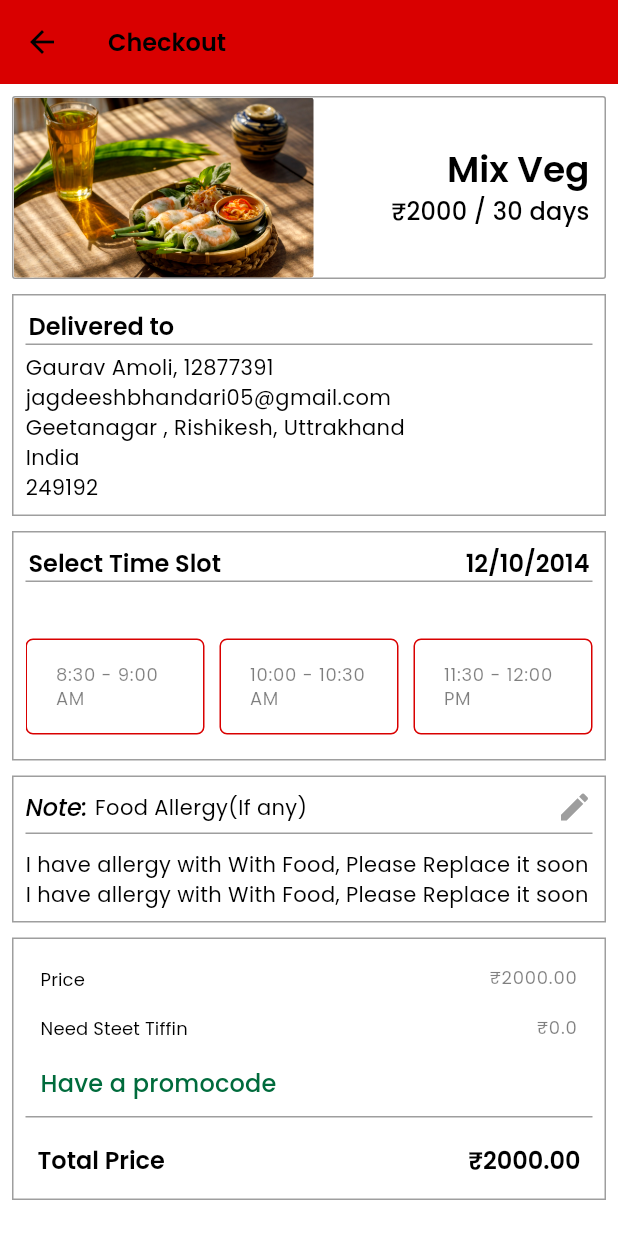
After one commit to Jagdeesh9/School-box, a Flutter app: the Checkout screen opened directly, on a phone screen of 412 x 824 dp. The commit adds this screen. Run offline on Flutter 3.47's test engine with Material 3 defaults, Android fonts, the phone set to English and light mode, and no system bars; our stand-ins replace carousel_slider.

Commit message:
Create Checkout page

```diff
--- /dev/null
+++ b/lib/pages/Screens/checkout.dart
@@ -0,0 +1,350 @@
+import 'package:flutter/material.dart';
+import 'package:school_box/common/utils/helpers.dart';
+import 'package:school_box/constants/colors.dart';
+
+class Checkout extends StatefulWidget {
+  const Checkout({super.key});
+
+  @override
+  State<Checkout> createState() => _CheckoutState();
+}
+
+class _CheckoutState extends State<Checkout> {
+  @override
+  Widget build(BuildContext context) {
+    List timeSlot = [
+      '8:30 - 9:00 AM',
+      '10:00 - 10:30 AM',
+      '11:30 - 12:00 PM',
+      '8:30 - 9:00 AM',
+      '10:00 - 10:30 AM',
+      '11:30 - 12:00 PM'
+    ];
+    return Scaffold(
+      appBar: AppBar(
+        backgroundColor: AppColors.redBackground,
+        title: Text(
+          'Checkout',
+          style: Theme.of(context).textTheme.titleLarge,
+        ),
+      ),
+      body: Padding(
+        padding: const EdgeInsets.all(8.0),
+        child: SingleChildScrollView(
+          child: Column(
+            crossAxisAlignment: CrossAxisAlignment.start,
+            children: [
+              // Product Info Section
+              Container(
+                padding: const EdgeInsets.only(right: 10),
+                decoration: BoxDecoration(
+                  borderRadius: BorderRadius.circular(2),
+                  border: Border.all(
+                    color: getBorderColor(context),
+                  ),
+                ),
+                child: Row(
+                  mainAxisAlignment: MainAxisAlignment.spaceBetween,
+                  children: [
+                    Container(
+                      height: 120,
+                      width: 200,
+                      decoration: BoxDecoration(
+                        borderRadius: BorderRadius.circular(2),
+                        image: const DecorationImage(
+                          image: AssetImage('assets/images/slide-1.jpg'),
+                          fit: BoxFit.cover,
+                        ),
+                      ),
+                    ),
+                    Column(
+                      crossAxisAlignment: CrossAxisAlignment.end,
+                      children: [
+                        Text(
+                          'Mix Veg',
+                          style: Theme.of(context).textTheme.headlineMedium,
+                        ),
+                        Text(
+                          '₹2000 / 30 days',
+                          style: Theme.of(context).textTheme.titleMedium,
+                        )
+                      ],
+                    )
+                  ],
+                ),
+              ),
+              const SizedBox(height: 10),
+
+              // Delivery Info Section
+              Container(
+                decoration: BoxDecoration(
+                  border: Border.all(
+                    color: getBorderColor(context),
+                  ),
+                ),
+                child: Padding(
+                  padding: const EdgeInsets.all(8.0),
+                  child: Column(
+                    crossAxisAlignment: CrossAxisAlignment.start,
+                    children: [
+                      Container(
+                        padding: const EdgeInsets.all(2),
+                        width: double.infinity,
+                        decoration: BoxDecoration(
+                          border: Border(
+                            bottom: BorderSide(color: getBorderColor(context)),
+                          ),
+                        ),
+                        child: Text(
+                          'Delivered to',
+                          style: Theme.of(context).textTheme.titleLarge,
+                        ),
+                      ),
+                      const SizedBox(height: 5),
+                      const Text('Gaurav Amoli, 12877391'),
+                      const Text('jagdeeshbhandari05@gmail.com'),
+                      const Text('Geetanagar , Rishikesh, Uttrakhand'),
+                      const Text('India'),
+                      const Text('249192'),
+                    ],
+                  ),
+                ),
+              ),
+              const SizedBox(height: 10),
+
+              // Time Slot Section
+              Container(
+                decoration: BoxDecoration(
+                  border: Border.all(
+                    color: getBorderColor(context),
+                  ),
+                ),
+                child: Padding(
+                  padding: const EdgeInsets.all(8.0),
+                  child: Column(
+                    crossAxisAlignment: CrossAxisAlignment.start,
+                    children: [
+                      Container(
+                        padding: const EdgeInsets.all(2),
+                        width: double.infinity,
+                        decoration: BoxDecoration(
+                          border: Border(
+                            bottom: BorderSide(color: getBorderColor(context)),
+                          ),
+                        ),
+                        child: Row(
+                          mainAxisAlignment: MainAxisAlignment.spaceBetween,
+                          children: [
+                            Text(
+                              'Select Time Slot',
+                              style: Theme.of(context).textTheme.titleLarge,
+                            ),
+                            Text(
+                              '12/10/2014',
+                              style: Theme.of(context).textTheme.titleLarge,
+                            )
+                          ],
+                        ),
+                      ),
+                      const SizedBox(height: 10),
+                      SizedBox(
+                        height: 100, // Set a fixed height for GridView
+                        child: GridView.builder(
+                          itemCount: timeSlot.length,
+                          gridDelegate:
+                              const SliverGridDelegateWithFixedCrossAxisCount(
+                            crossAxisCount: 3, // Number of columns
+                            crossAxisSpacing: 10.0,
+                            mainAxisSpacing: 10.0,
+                          ),
+                          itemBuilder: (context, index) {
+                            return SizedBox(
+                              height: 5,
+                              child: Center(
+                                child: OutlinedButton(
+                                  onPressed: () {},
+                                  child: Text(
+                                    timeSlot[index],
+                                    style:
+                                        Theme.of(context).textTheme.labelMedium,
+                                  ),
+                                ),
+                              ),
+                            );
+                          },
+                        ),
+                      ),
+                    ],
+                  ),
+                ),
+              ),
+
+              const SizedBox(
+                height: 10,
+              ),
+              Container(
+                decoration: BoxDecoration(
+                  border: Border.all(
+                    color: getBorderColor(context),
+                  ),
+                ),
+                child: Padding(
+                  padding: const EdgeInsets.all(8.0),
+                  child: Column(
+                    crossAxisAlignment: CrossAxisAlignment.start,
+                    children: [
+                      Container(
+                        padding: const EdgeInsets.only(bottom: 5),
+                        width: double.infinity,
+                        decoration: BoxDecoration(
+                          border: Border(
+                            bottom: BorderSide(color: getBorderColor(context)),
+                          ),
+                        ),
+                        child: Row(
+                          mainAxisAlignment: MainAxisAlignment.spaceBetween,
+                          children: [
+                            Row(
+                              children: [
+                                Text(
+                                  'Note: ',
+                                  style: Theme.of(context)
+                                      .textTheme
+                                      .titleLarge
+                                      ?.copyWith(fontStyle: FontStyle.italic),
+                                ),
+                                const Text('Food Allergy(If any)')
+                              ],
+                            ),
+                            Icon(
+                              Icons.edit,
+                              color: getBorderColor(context),
+                            )
+                          ],
+                        ),
+                      ),
+                      const SizedBox(height: 10),
+                      const Text(
+                          "I have allergy with With Food, Please Replace it soon I have allergy with With Food, Please Replace it soon")
+                    ],
+                  ),
+                ),
+              ),
+
+              const SizedBox(
+                height: 10,
+              ),
+
+              Container(
+                decoration: BoxDecoration(
+                  border: Border.all(
+                    color: getBorderColor(context),
+                  ),
+                ),
+                child: Padding(
+                  padding: const EdgeInsets.all(8.0),
+                  child: Column(
+                    crossAxisAlignment: CrossAxisAlignment.start,
+                    children: [
+                      Container(
+                        padding: const EdgeInsets.all(2),
+                        width: double.infinity,
+                        decoration: BoxDecoration(
+                          border: Border(
+                            bottom: BorderSide(color: getBorderColor(context)),
+                          ),
+                        ),
+                        child: Table(
+                          children: [
+                            TableRow(
+                              children: [
+                                Padding(
+                                  padding: const EdgeInsets.all(8.0),
+                                  child: Text(
+                                    'Price',
+                                    style:
+                                        Theme.of(context).textTheme.labelLarge,
+                                  ),
+                                ),
+                                Padding(
+                                  padding: const EdgeInsets.all(8.0),
+                                  child: Text('₹2000.00',
+                                      textAlign: TextAlign.end,
+                                      style: Theme.of(context)
+                                          .textTheme
+                                          .labelMedium),
+                                ),
+                              ],
+                            ),
+                            TableRow(
+                              children: [
+                                Padding(
+                                  padding: const EdgeInsets.all(8.0),
+                                  child: Text(
+                                    'Need Steet Tiffin',
+                                    style:
+                                        Theme.of(context).textTheme.labelLarge,
+                                  ),
+                                ),
+                                Padding(
+                                  padding: const EdgeInsets.all(8.0),
+                                  child: Text('₹0.0',
+                                      textAlign: TextAlign.end,
+                                      style: Theme.of(context)
+                                          .textTheme
+                                          .labelMedium),
+                                ),
+                              ],
+                            ),
+                            TableRow(
+                              children: [
+                                Padding(
+                                  padding: const EdgeInsets.all(8.0),
+                                  child: Text(
+                                    'Have a promocode',
+                                    style: Theme.of(context)
+                                        .textTheme
+                                        .titleMedium
+                                        ?.copyWith(
+                                            color: AppColors.secondaryColor),
+                                  ),
+                                ),
+                                SizedBox(),
+                              ],
+                            ),
+                          ],
+                        ),
+                      ),
+                      const SizedBox(height: 10),
+                      // Set a fixed height for GridView
+                      Padding(
+                        padding: const EdgeInsets.all(8.0),
+                        child: Row(
+                          mainAxisAlignment: MainAxisAlignment.spaceBetween,
+                          children: [
+                            Text(
+                              'Total Price',
+                              style: Theme.of(context).textTheme.titleLarge,
+                            ),
+                            Text(
+                              "₹2000.00",
+                              style: Theme.of(context).textTheme.titleLarge,
+                            )
+                          ],
+                        ),
+                      ),
+                    ],
+                  ),
+                ),
+              ),
+            ],
+          ),
+        ),
+      ),
+    );
+  }
+}
+
+Color getBorderColor(context) {
+  return Helpers.isDarkMode(context) ? AppColors.buttonSecondary : Colors.grey;
+}
--- a/lib/pages/Screens/subscription_detail.dart
+++ b/lib/pages/Screens/subscription_detail.dart
@@ -8,6 +8,7 @@ class Subscription_Detail extends StatefulWidget {
   State<Subscription_Detail> createState() => _Subscription_DetailState();
 }
 
+// ignore: camel_case_types
 class _Subscription_DetailState extends State<Subscription_Detail> {
   @override
   Widget build(BuildContext context) {
@@ -19,8 +20,7 @@ class _Subscription_DetailState extends State<Subscription_Detail> {
           ),
           backgroundColor: AppColors.redBackground,
         ),
-        body: Container(
-          child: SingleChildScrollView(
+        body: SingleChildScrollView(
           child: Column(
             crossAxisAlignment: CrossAxisAlignment.start,
             children: [
@@ -47,8 +47,7 @@ class _Subscription_DetailState extends State<Subscription_Detail> {
                             padding: const EdgeInsets.only(left: 15),
                             child: Text(
                               'Daily Mix Veg Food \nSubscription',
-                                style:
-                                    Theme.of(context).textTheme.headlineSmall,
+                              style: Theme.of(context).textTheme.headlineSmall,
                             ),
                           ),
                           const SizedBox(height: 5),
@@ -69,6 +68,7 @@ class _Subscription_DetailState extends State<Subscription_Detail> {
                         width: 1,
                         height: 150,
                         decoration: BoxDecoration(
+                            // ignore: deprecated_member_use
                             color: AppColors.textSecondary.withOpacity(0.5)),
                       ),
                       const SizedBox(
@@ -83,8 +83,9 @@ class _Subscription_DetailState extends State<Subscription_Detail> {
                               height: 30,
                               decoration: BoxDecoration(
                                 color: AppColors.secondaryColor,
-                                    borderRadius: BorderRadius.circular(25)),
-                                child: Icon(
+                                borderRadius: BorderRadius.circular(25),
+                              ),
+                              child: const Icon(
                                 Icons.currency_rupee_rounded,
                                 color: AppColors.textWhite,
                               ),
@@ -115,6 +116,7 @@ class _Subscription_DetailState extends State<Subscription_Detail> {
                     width: 500,
                     height: 1,
                     decoration: BoxDecoration(
+                        // ignore: deprecated_member_use
                         color: AppColors.textSecondary.withOpacity(0.5)),
                   ),
                 ],
@@ -130,6 +132,7 @@ class _Subscription_DetailState extends State<Subscription_Detail> {
                 width: 500,
                 height: 1,
                 decoration: BoxDecoration(
+                    // ignore: deprecated_member_use
                     color: AppColors.textSecondary.withOpacity(0.5)),
               ),
               Padding(
@@ -194,7 +197,7 @@ class _Subscription_DetailState extends State<Subscription_Detail> {
                       Container(
                         width: 300,
                         height: 80,
-                          decoration: BoxDecoration(
+                        decoration: const BoxDecoration(
                           borderRadius: BorderRadius.only(
                             topLeft: Radius.circular(
                                 20), // Apply a radius to the top-left corner
@@ -206,7 +209,7 @@ class _Subscription_DetailState extends State<Subscription_Detail> {
                         child: Column(
                           crossAxisAlignment: CrossAxisAlignment.start,
                           children: [
-                              Padding(
+                            const Padding(
                               padding: EdgeInsets.only(left: 8.0, top: 8.0),
                               child: Text(
                                 'Pin',
@@ -219,30 +222,28 @@ class _Subscription_DetailState extends State<Subscription_Detail> {
                             ),
                             Padding(
                                 padding:
-                                      EdgeInsets.symmetric(horizontal: 4.0),
+                                    const EdgeInsets.symmetric(horizontal: 4.0),
                                 child: TextField(
                                   decoration: InputDecoration(
                                     border: InputBorder.none,
                                     labelText: 'Enter a pin code',
-                                      labelStyle: Theme.of(context)
-                                          .textTheme
-                                          .labelMedium,
-                                      hintStyle: Theme.of(context)
-                                          .textTheme
-                                          .labelMedium,
+                                    labelStyle:
+                                        Theme.of(context).textTheme.labelMedium,
+                                    hintStyle:
+                                        Theme.of(context).textTheme.labelMedium,
                                   ),
                                 )),
                             Container(
                               width: 500,
                               height: 3,
-                                decoration: BoxDecoration(
+                              decoration: const BoxDecoration(
                                   color: AppColors.secondaryColor),
                             ),
                           ],
                         ),
                       ),
-                        Padding(
-                          padding: const EdgeInsets.only(
+                      const Padding(
+                        padding: EdgeInsets.only(
                           left: 4.0,
                         ),
                         child: Text(
@@ -269,7 +270,7 @@ class _Subscription_DetailState extends State<Subscription_Detail> {
                   ),
                   child: InkWell(
                     onTap: () {},
-                      child: Center(
+                    child: const Center(
                       child: Text(
                         "Buy Now",
                         style: TextStyle(
@@ -283,7 +284,6 @@ class _Subscription_DetailState extends State<Subscription_Detail> {
               ),
             ],
           ),
-          ),
         ));
   }
 }
```
Lines whose indentation alone changed are shown as unchanged.
